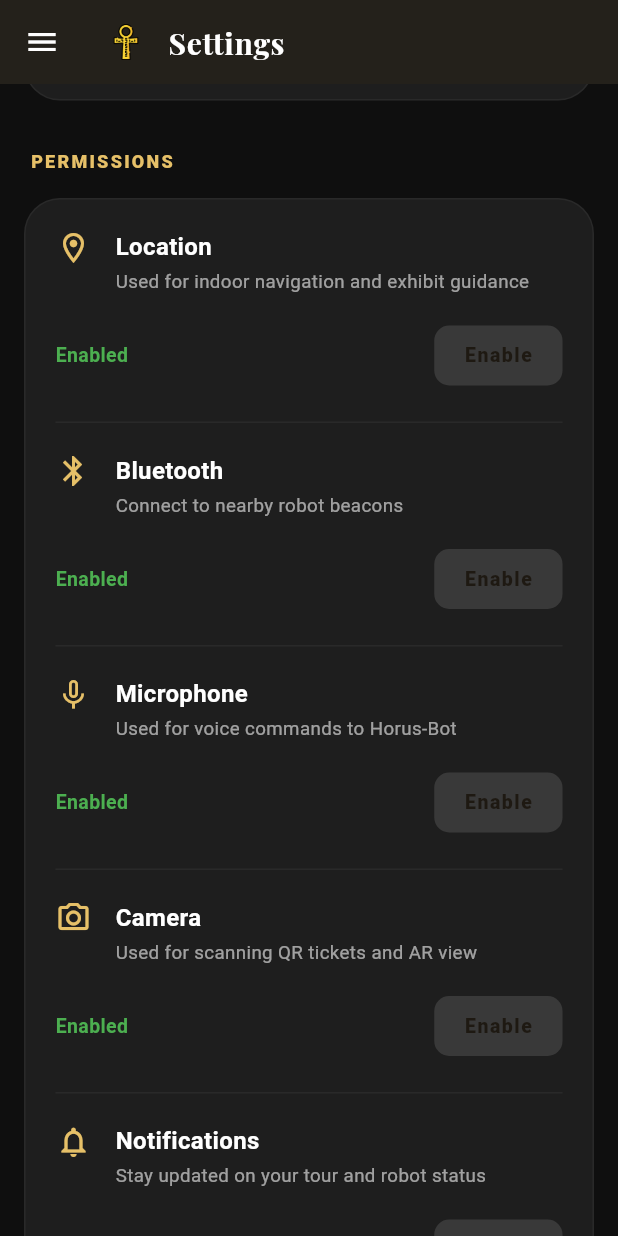
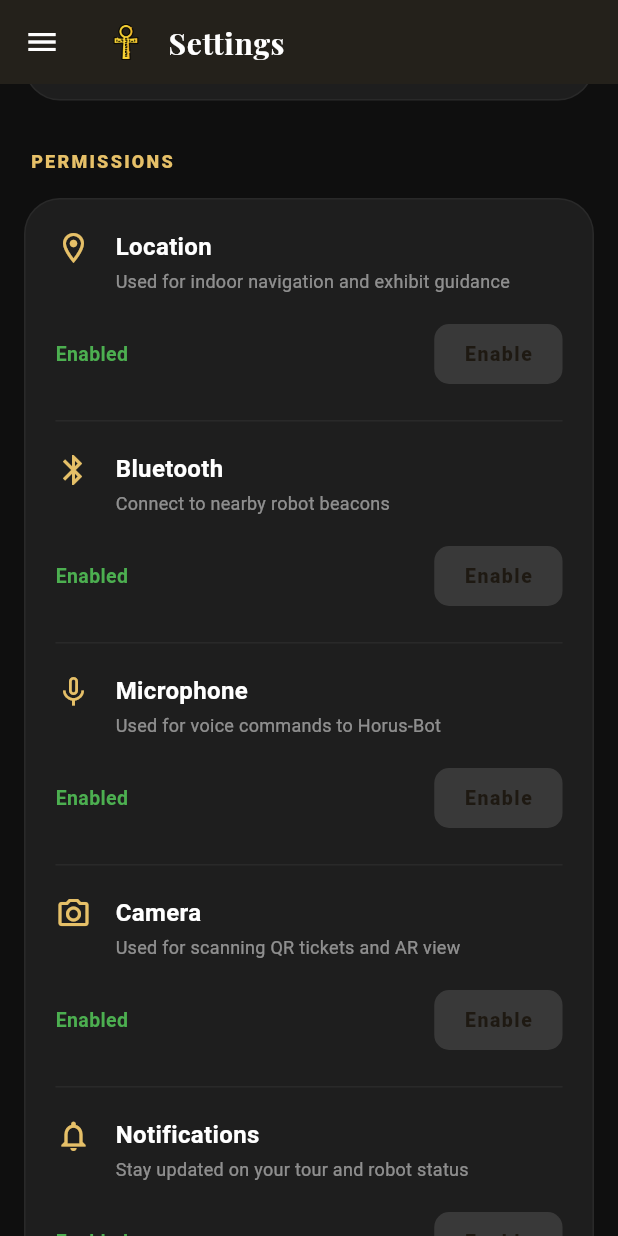
Before and after one commit to Farida-Waheed/museum_app, a Flutter app: the AccessibilityScreen screen opened by its route, scrolled down 576 dp, on a phone screen of 412 x 824 dp. Run offline on Flutter 3.47's test engine with Material 3 defaults, Android fonts, the phone set to English and light mode, and no system bars; our stand-ins replace audioplayers, permission_handler, shared_preferences; missing offline and left inert: mobile_scanner; accounts and stored records are empty; project files that could hold a hidden picture were left out.

```diff
--- a/lib/core/constants/text_styles.dart
+++ b/lib/core/constants/text_styles.dart
@@ -8,11 +8,11 @@ class AppTextStyles {
   static TextStyle heroTitle(BuildContext context) {
     return const TextStyle(
       fontFamily: _fontFamily,
-      fontWeight: FontWeight.w800, // Bold for impactful editorial look
+      fontWeight: FontWeight.w700, // Classic editorial weight
       fontSize: 44,
       color: Colors.white,
-      letterSpacing: -0.5,
-      height: 1.1,
+      letterSpacing: -1.0,
+      height: 1.05,
     );
   }
 
@@ -40,7 +40,7 @@ class AppTextStyles {
       fontWeight: FontWeight.w900,
       fontSize: 12,
       color: AppColors.primaryGold,
-      letterSpacing: 3.0,
+      letterSpacing: 3.5,
     );
   }
 
@@ -71,10 +71,11 @@ class AppTextStyles {
   }
 
   static TextStyle helper(BuildContext context) {
-    return const TextStyle(
+    return TextStyle(
       fontWeight: FontWeight.w400,
-      fontSize: 12.5,
-      color: AppColors.helperText,
+      fontSize: 12,
+      color: Colors.white.withOpacity(0.5),
+      letterSpacing: 0.2,
     );
   }
 
@@ -91,9 +92,9 @@ class AppTextStyles {
   static TextStyle brandTitle(BuildContext context, {bool isDark = true}) {
     return TextStyle(
       fontFamily: _fontFamily,
-      fontWeight: FontWeight.w800,
+      fontWeight: FontWeight.w700,
       fontSize: 18,
-      letterSpacing: 4.0,
+      letterSpacing: 5.0,
       color: isDark ? Colors.white : AppColors.darkInk,
     );
   }
```
Also changed, not shown: lib/screens/home/home_screen.dart (+41 -41 lines).
